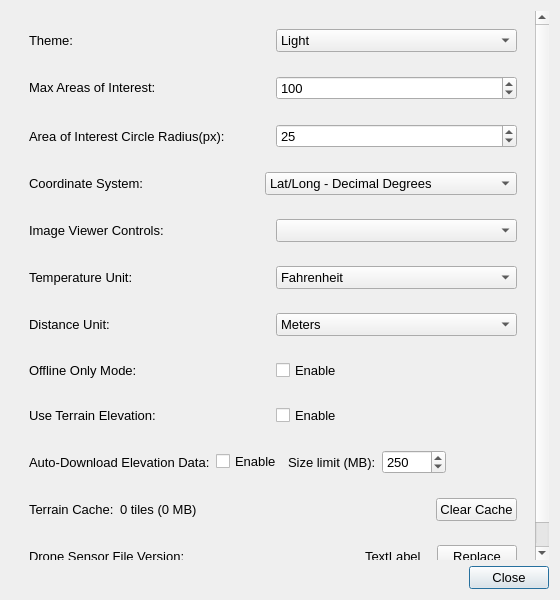
Qt form resources/views/Preferences.ui (crgrove/automated-drone-image-analysis-tool) before a commit.
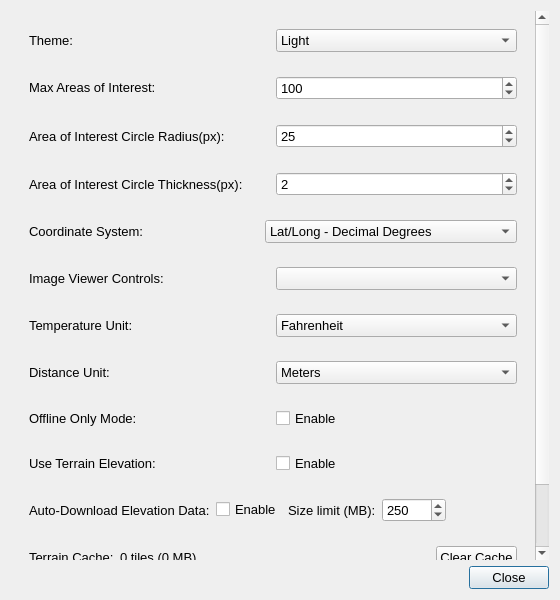
The same form after that commit.

Commit message: fix(viewer): draw AOI circles in the chosen colour; add a thickness preference

```diff
--- a/resources/views/Preferences.ui
+++ b/resources/views/Preferences.ui
@@ -195,6 +195,56 @@
         </layout>
        </widget>
       </item>
+      <item>
+       <widget class="QWidget" name="circleThicknessWidget" native="true">
+        <layout class="QHBoxLayout" name="horizontalLayout_circleThickness">
+         <item>
+          <widget class="QLabel" name="AOICircleThicknessLabel">
+           <property name="font">
+            <font>
+             <pointsize>10</pointsize>
+            </font>
+           </property>
+           <property name="toolTip">
+            <string>Line weight of the circles drawn around areas of interest in the results viewer.</string>
+           </property>
+           <property name="text">
+            <string>Area of Interest Circle Thickness(px):</string>
+           </property>
+          </widget>
+         </item>
+         <item>
+          <widget class="QSpinBox" name="AOICircleThicknessSpinBox">
+           <property name="font">
+            <font>
+             <pointsize>10</pointsize>
+            </font>
+           </property>
+           <property name="toolTip">
+            <string>Set the line weight of the AOI circles, in image pixels.
+• Range: 1 to 50 pixels
+• Default: 2 pixels
+Heavier circles are easier to spot when the whole image is in view.
+The circle grows outward, so it does not cover more of the detection.
+Also applies to images exported with AOIs drawn on them.</string>
+           </property>
+           <property name="keyboardTracking">
+            <bool>false</bool>
+           </property>
+           <property name="minimum">
+            <number>1</number>
+           </property>
+           <property name="maximum">
+            <number>50</number>
+           </property>
+           <property name="value">
+            <number>2</number>
+           </property>
+          </widget>
+         </item>
+        </layout>
+       </widget>
+      </item>
       <item>
        <widget class="QWidget" name="positionFormatWidget" native="true">
         <layout class="QHBoxLayout" name="horizontalLayout_4">
```
The commit also changes 11 other files.
